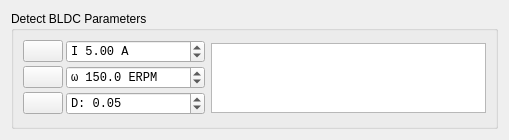
Before: the Qt Designer form widgets/detectbldc.ui in vedderb/vesc_tool, drawn with Qt 5.
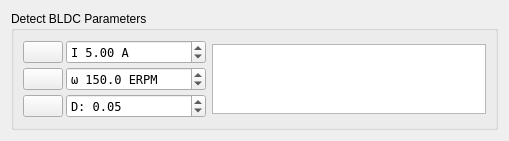
After: the same form once the commit is applied. Icons and pictures are not drawn.

Commit message: Fixed some weird font behavior on windows for default monospace font

Diff of the .ui file:
```diff
--- a/widgets/detectbldc.ui
+++ b/widgets/detectbldc.ui
@@ -29,7 +29,7 @@
          <widget class="QDoubleSpinBox" name="dutyBox">
           <property name="font">
            <font>
-            <family>Monospace</family>
+            <family>DejaVu Sans Mono</family>
            </font>
           </property>
           <property name="toolTip">
@@ -56,7 +56,7 @@
          <widget class="QDoubleSpinBox" name="currentBox">
           <property name="font">
            <font>
-            <family>Monospace</family>
+            <family>DejaVu Sans Mono</family>
            </font>
           </property>
           <property name="toolTip">
@@ -100,7 +100,7 @@
          <widget class="QDoubleSpinBox" name="erpmBox">
           <property name="font">
            <font>
-            <family>Monospace</family>
+            <family>DejaVu Sans Mono</family>
            </font>
           </property>
           <property name="toolTip">
```
The commit also changes 7 other files.
